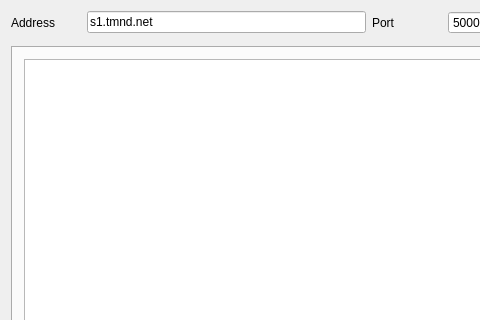
First picture: the form in qtmdmain.ui, repository kacperkolodziej/QTMD, before the edit; both pictures show x 0 to 480 and y 0 to 320 of the 745 by 612 pixel window.
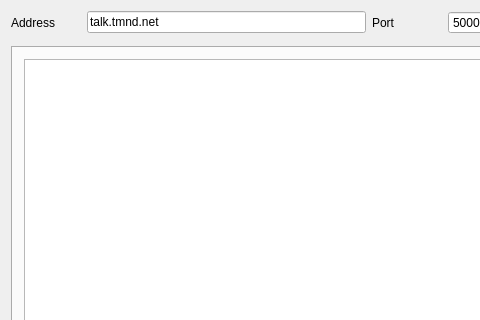
Second picture: the form after the edit. Icons and pictures are not drawn.

Commit message: loading certificates from resources.qrc

```diff
--- a/qtmdmain.ui
+++ b/qtmdmain.ui
@@ -34,7 +34,7 @@
       <item>
        <widget class="QLineEdit" name="txtAddress">
         <property name="text">
-         <string notr="true">s1.tmnd.net</string>
+         <string notr="true">talk.tmnd.net</string>
         </property>
        </widget>
       </item>
```
The commit also changes 2 other files.
